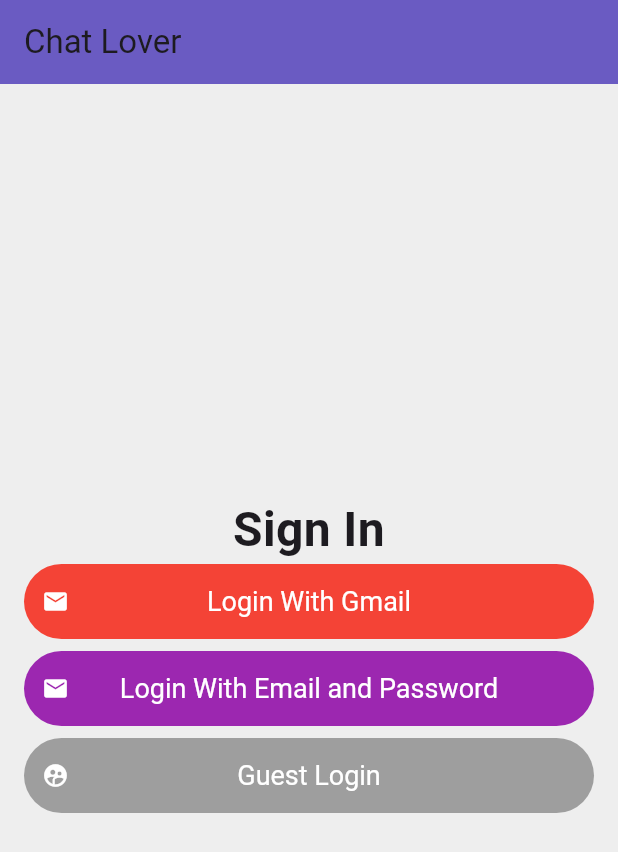
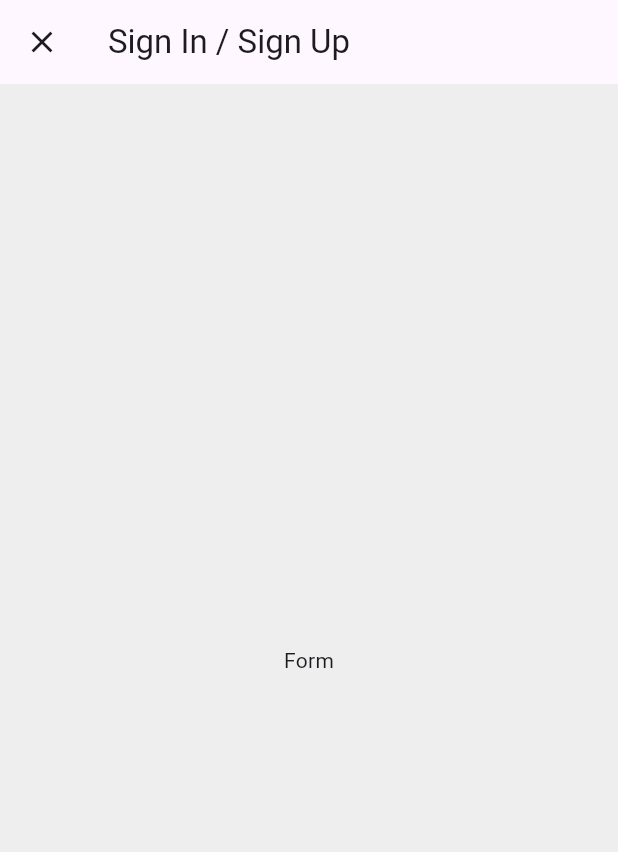
Before and after one commit to selinihtyr/chat_with_me-master, a Flutter app: the screen it shows after launch, after a tap on "Login With Email and Password", on a phone screen of 412 x 824 dp. Shown: the top 852 px of the screen. Run offline on Flutter 3.47's test engine with Material 3 defaults, Android fonts, the phone set to English and light mode, and no system bars; our stand-ins replace firebase_auth, firebase_core, get_it, google_sign_in; accounts and stored records are empty.

Commit message:
feat: implement email and password sign-in form

```diff
--- a/lib/pages/landing_page.dart
+++ b/lib/pages/landing_page.dart
@@ -1,4 +1,4 @@
-import 'package:chat_with_me/pages/sign_in.dart';
+import 'package:chat_with_me/pages/sign_in/sign_in.dart';
 import 'package:chat_with_me/viewmodel/user_view_model.dart';
 import 'package:flutter/material.dart';
 import 'package:provider/provider.dart';
--- /dev/null
+++ b/lib/pages/sign_in/email_password_signin_and_signup.dart
@@ -0,0 +1,25 @@
+import 'package:flutter/material.dart';
+
+class EmailPasswordSigninAndSignUp extends StatefulWidget {
+  const EmailPasswordSigninAndSignUp({super.key});
+
+  @override
+  State<EmailPasswordSigninAndSignUp> createState() =>
+      _EmailPasswordSigninAndSignUpState();
+}
+
+class _EmailPasswordSigninAndSignUpState
+    extends State<EmailPasswordSigninAndSignUp> {
+  @override
+  Widget build(BuildContext context) {
+    return Scaffold(
+      appBar: AppBar(
+        title: const Text('Sign In / Sign Up')
+      ),
+      backgroundColor: Colors.grey.shade200,
+      body: Center(
+        child: Text('Form'),
+      )
+    );
+  }
+}
--- a/lib/pages/sign_in.dart
+++ b/lib/pages/sign_in/sign_in.dart
@@ -1,8 +1,9 @@
+import 'package:chat_with_me/pages/sign_in/email_password_signin_and_signup.dart';
 import 'package:flutter/material.dart';
 import 'package:provider/provider.dart';
 
-import '../viewmodel/user_view_model.dart';
-import '../widgets/social_login_button.dart';
+import '../../viewmodel/user_view_model.dart';
+import '../../widgets/social_login_button.dart';
 
 class SignIn extends StatelessWidget {
   void _signInAnonymously(BuildContext context) {
@@ -13,6 +14,12 @@ class SignIn extends StatelessWidget {
   void _signInWithGoogle(BuildContext context) {
     final _userViewModel = Provider.of<UserViewModel>(context, listen: false);
     _userViewModel.signInWithGoogle();
+  }
+
+  void _emailAndPasswordSignIn(BuildContext context) {
+    Navigator.of(context).push(MaterialPageRoute(
+      fullscreenDialog: true,
+        builder: (context) => EmailPasswordSigninAndSignUp()));
   }
 
   @override
@@ -46,8 +53,8 @@ class SignIn extends StatelessWidget {
                 fontSize: 18,
               ),
               SocialLoginButton(
-                onPressed: () {},
-                buttonColor: Colors.purple,
+                onPressed: () => _emailAndPasswordSignIn(context),
+                buttonColor: Colors.cyan,
                 text: 'Login With Email and Password',
                 height: 50,
                 icon: const Icon(Icons.email),
```
